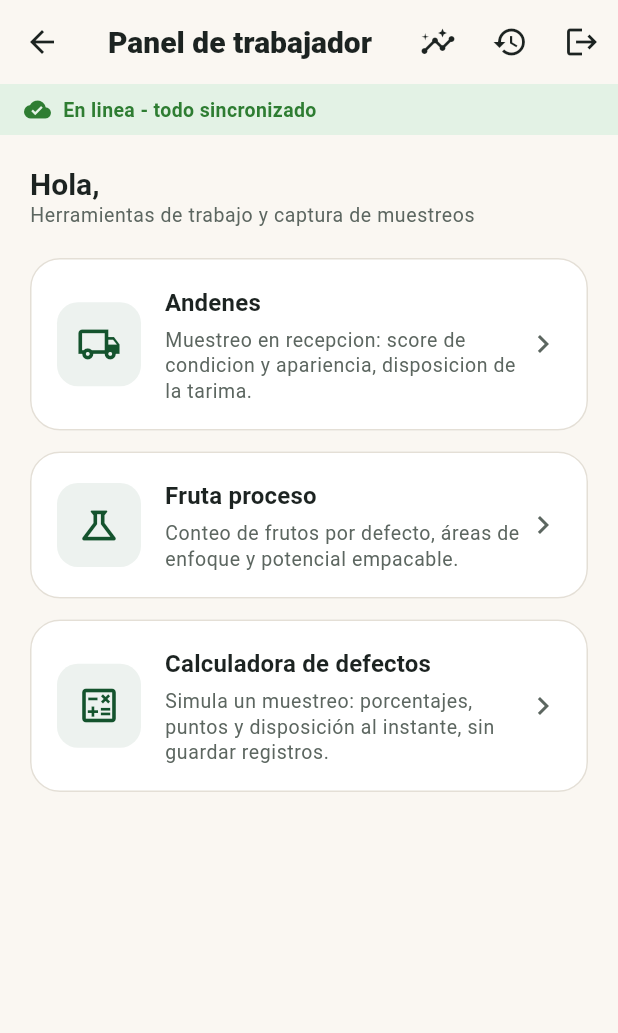
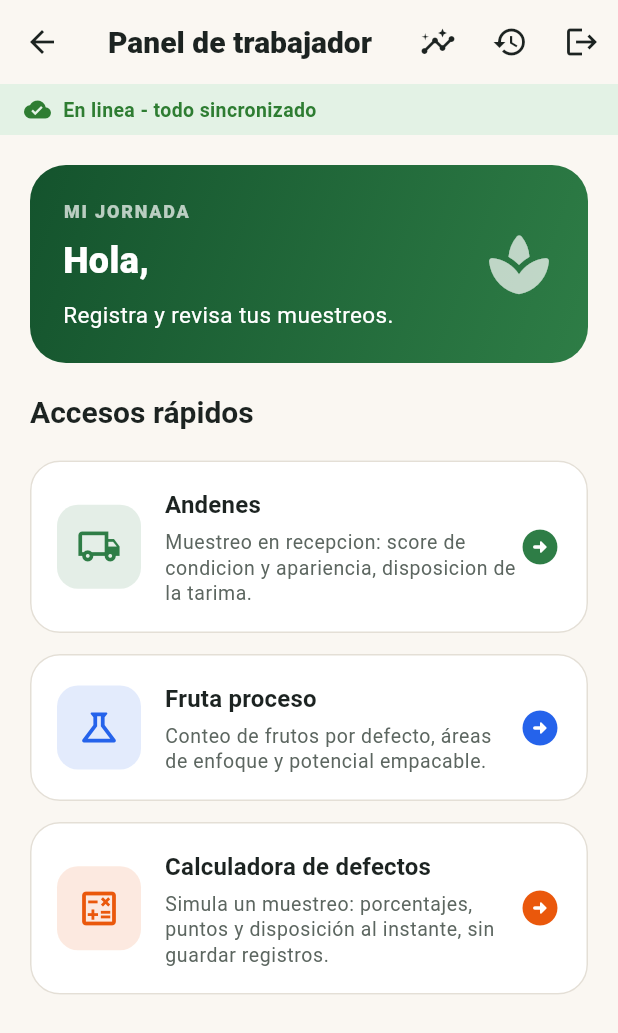
Before and after one commit to fernandacherry60-creator/Calidad-berries, a Flutter app: the HomeScreen screen opened directly, on a phone screen of 412 x 824 dp. Shown: the top 1033 px of the screen. Run offline on Flutter 3.47's test engine with Material 3 defaults, Android fonts, the phone set to English and light mode, and no system bars; our stand-ins replace connectivity_plus, fl_chart, image_picker, share_plus, shared_preferences, sqflite and 1 more; missing offline and left inert: excel; accounts and stored records are empty; statements that could not run were skipped.

Commit message:
Modernizar pantalla principal con cabecera degradada y módulos de colores

```diff
--- a/lib/screens/home_screen.dart
+++ b/lib/screens/home_screen.dart
@@ -18,6 +18,7 @@ class HomeScreen extends StatelessWidget {
   Widget build(BuildContext context) {
     final auth = context.watch<AuthService>();
     final nombre = auth.usuario?.displayName ?? '';
+    final esAdmin = auth.usuario?.esAdmin == true;
 
     return Scaffold(
       appBar: AppBar(
@@ -79,14 +80,48 @@ class HomeScreen extends StatelessWidget {
             child: ListView(
               padding: const EdgeInsets.all(20),
               children: [
-                Text('Hola, $nombre',
-                    style: Theme.of(context).textTheme.titleLarge),
-                Text(auth.usuario?.esAdmin == true ? 'Control general y aseguramiento de calidad' : 'Herramientas de trabajo y captura de muestreos',
-                    style: Theme.of(context).textTheme.bodySmall),
+                Container(
+                  padding: const EdgeInsets.all(22),
+                  decoration: BoxDecoration(
+                    gradient: const LinearGradient(
+                      colors: [AppColors.primary, AppColors.primaryLight],
+                      begin: Alignment.topLeft,
+                      end: Alignment.bottomRight,
+                    ),
+                    borderRadius: BorderRadius.circular(24),
+                  ),
+                  child: Row(children: [
+                    Expanded(child: Column(
+                      crossAxisAlignment: CrossAxisAlignment.start,
+                      children: [
+                        Text(esAdmin ? 'ADMINISTRACIÓN' : 'MI JORNADA',
+                          style: const TextStyle(color: Colors.white70,
+                            fontSize: 12, fontWeight: FontWeight.w800,
+                            letterSpacing: 1.2)),
+                        const SizedBox(height: 8),
+                        Text('Hola, $nombre', style: const TextStyle(
+                          color: Colors.white, fontSize: 24,
+                          fontWeight: FontWeight.w800)),
+                        const SizedBox(height: 8),
+                        Text(esAdmin
+                          ? 'Gestiona tu equipo y controla la calidad.'
+                          : 'Registra y revisa tus muestreos.',
+                          style: const TextStyle(color: Colors.white)),
+                      ],
+                    )),
+                    const SizedBox(width: 12),
+                    Icon(esAdmin ? Icons.admin_panel_settings_rounded
+                      : Icons.spa_rounded, size: 48, color: Colors.white70),
+                  ]),
+                ),
+                const SizedBox(height: 20),
+                Text('Accesos rápidos',
+                  style: Theme.of(context).textTheme.titleLarge),
                 const SizedBox(height: 20),
                 if (auth.usuario?.esAdmin == true) ...[
                   _ModuloCard(
                     icono: Icons.manage_accounts_outlined,
+                    color: AppColors.berry,
                     titulo: 'Gestionar trabajadores',
                     descripcion: 'Administrar usuarios, accesos y códigos de ingreso.',
                     onTap: () => Navigator.push(context,
@@ -96,6 +131,7 @@ class HomeScreen extends StatelessWidget {
                 ],
                 _ModuloCard(
                   icono: Icons.local_shipping_outlined,
+                  color: AppColors.primaryLight,
                   titulo: 'Andenes',
                   descripcion:
                       'Muestreo en recepcion: score de condicion y apariencia, disposicion de la tarima.',
@@ -108,6 +144,7 @@ class HomeScreen extends StatelessWidget {
                 const SizedBox(height: 14),
                 _ModuloCard(
                   icono: Icons.science_outlined,
+                  color: AppColors.blue,
                   titulo: 'Fruta proceso',
                   descripcion:
                       'Conteo de frutos por defecto, áreas de enfoque y potencial empacable.',
@@ -120,6 +157,7 @@ class HomeScreen extends StatelessWidget {
                 const SizedBox(height: 14),
                 _ModuloCard(
                   icono: Icons.calculate_outlined,
+                  color: AppColors.orange,
                   titulo: 'Calculadora de defectos',
                   descripcion:
                       'Simula un muestreo: porcentajes, puntos y disposición al instante, sin guardar registros.',
@@ -140,11 +178,13 @@ class HomeScreen extends StatelessWidget {
 
 class _ModuloCard extends StatelessWidget {
   final IconData icono;
+  final Color color;
   final String titulo;
   final String descripcion;
   final VoidCallback onTap;
   const _ModuloCard({
     required this.icono,
+    required this.color,
     required this.titulo,
     required this.descripcion,
     required this.onTap,
@@ -164,10 +204,10 @@ class _ModuloCard extends StatelessWidget {
                 width: 56,
                 height: 56,
                 decoration: BoxDecoration(
-                  color: AppColors.primary.withOpacity(0.08),
+                  color: color.withOpacity(0.13),
                   borderRadius: BorderRadius.circular(14),
                 ),
-                child: Icon(icono, size: 30, color: AppColors.primary),
+                child: Icon(icono, size: 30, color: color),
               ),
               const SizedBox(width: 16),
               Expanded(
@@ -182,7 +222,7 @@ class _ModuloCard extends StatelessWidget {
                   ],
                 ),
               ),
-              const Icon(Icons.chevron_right, color: AppColors.inkSoft),
+              Icon(Icons.arrow_circle_right_rounded, color: color, size: 28),
             ],
           ),
         ),
```
